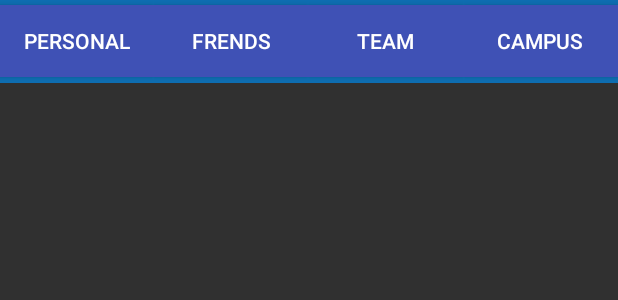
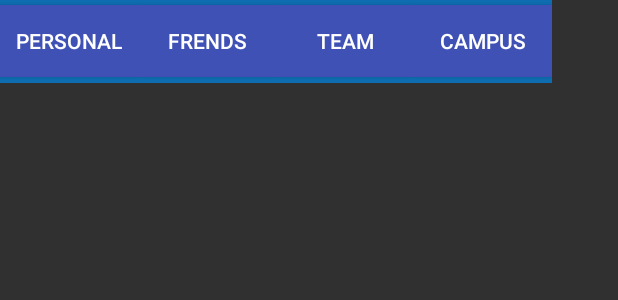
Before and after one commit to healthy-u/healthyu, an Android app: the layout activity_view_runs.xml on its own in the app's theme, with its tools: preview values and no code run, on a phone screen of 412 x 824 dp. Shown: the top 300 px of the screen. Run offline under Robolectric (Android 15) with nearby library versions, the phone set to English and light mode, and no system bars.

Commit message:
i created personal   frends   team campus fragment in  viewruns page and linked to view runs button

```diff
--- a/app/src/main/res/layout/activity_view_runs.xml
+++ b/app/src/main/res/layout/activity_view_runs.xml
@@ -5,11 +5,14 @@
     android:layout_width="match_parent"
     android:layout_height="match_parent"
     tools:context="com.example.dustin.cs495helloworld.ViewRuns">
+
     <LinearLayout
-        android:layout_width="match_parent"
+        android:layout_width="368dp"
         android:layout_height="55dp"
         android:background="#0E6DB0"
-        android:orientation="horizontal" >
+        android:orientation="horizontal"
+        tools:layout_editor_absoluteY="0dp"
+        tools:layout_editor_absoluteX="8dp">
 
         <LinearLayout
             android:id="@+id/llpersonal"
@@ -92,9 +95,11 @@
     <FrameLayout
         android:id="@+id/fragment1"
         android:name="com.example.dustin.cs495helloworld.Fpersonal"
-        android:layout_width="match_parent"
+        android:layout_width="0dp"
         android:layout_height="0dp"
-        android:layout_weight="1">
+        android:layout_weight="1"
+        tools:layout_editor_absoluteY="0dp"
+        tools:layout_editor_absoluteX="8dp">
 
     </FrameLayout>
 
--- a/app/src/main/res/layout/campus.xml
+++ b/app/src/main/res/layout/campus.xml
@@ -5,6 +5,7 @@
         android:id="@+id/listView1"
         android:layout_width="match_parent"
         android:layout_height="wrap_content"
+        android:background="@color/background_blue"
         android:layout_centerHorizontal="true" >
 
     </ListView>
--- a/app/src/main/res/layout/frends.xml
+++ b/app/src/main/res/layout/frends.xml
@@ -5,6 +5,7 @@
         android:id="@+id/listView1"
         android:layout_width="match_parent"
         android:layout_height="wrap_content"
-        android:layout_centerHorizontal="true" >
+        android:layout_centerHorizontal="true"
+        android:background="@color/background_blue">
     </ListView>
 </RelativeLayout>
--- a/app/src/main/res/layout/team.xml
+++ b/app/src/main/res/layout/team.xml
@@ -5,6 +5,7 @@
         android:id="@+id/listView1"
         android:layout_width="match_parent"
         android:layout_height="wrap_content"
+        android:background="@color/background_blue"
         android:layout_centerHorizontal="true" >
     </ListView>
 </RelativeLayout>
```
